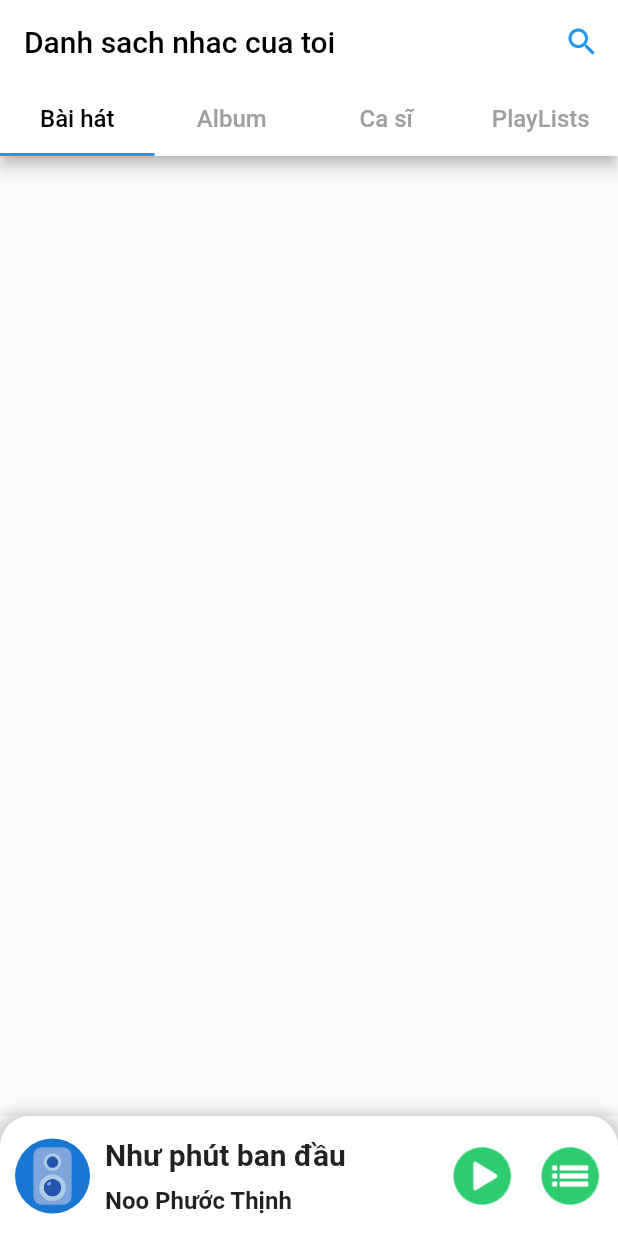
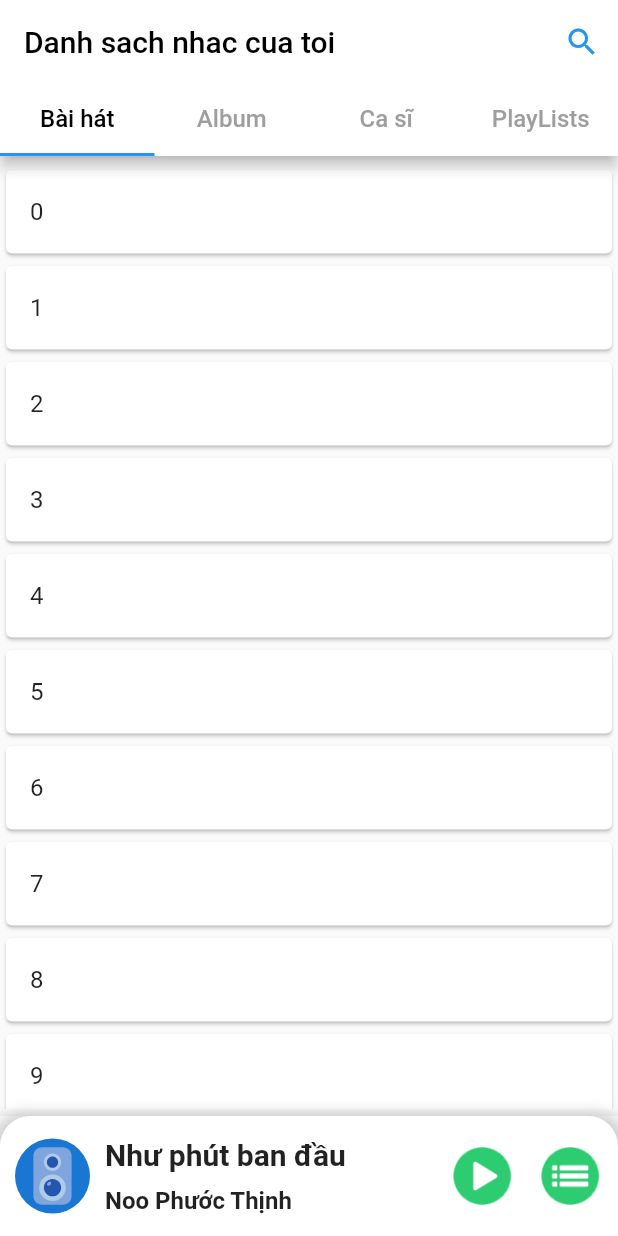
Before and after one commit to truong09/MUSIC_APP_TW_2021, a Flutter app: the screen it shows after launch, on a phone screen of 412 x 824 dp. Run offline on Flutter 3.47's test engine with Material 2 defaults, Android fonts, the phone set to English and light mode, and no system bars; our stand-ins replace lottie.

Commit message:
d_layout_play_song

```diff
--- a/music_project_team_2021_app/lib/main.dart
+++ b/music_project_team_2021_app/lib/main.dart
@@ -4,3 +4,5 @@ import 'package:music_project_team_2021_app/app.dart';
 void main() {
   runApp(MyApp());
 }
+
+/// báo cáo chi tiết công việc, nộp bản cứng, slide thuyết trình
--- a/music_project_team_2021_app/lib/src/page/home.dart
+++ b/music_project_team_2021_app/lib/src/page/home.dart
@@ -1,5 +1,7 @@
 import 'package:flutter/material.dart';
-import 'package:music_project_team_2021_app/src/model/music_file.dart';
+import 'package:music_project_team_2021_app/src/model/song_model.dart';
+
+import 'package:music_project_team_2021_app/src/widgets/list_song.dart';
 import 'package:music_project_team_2021_app/src/widgets/m_bottom_tab_bar.dart';
 
 class MyHomePage extends StatefulWidget {
@@ -76,7 +78,7 @@ class _MyHomePageState extends State<MyHomePage> {
         bottomNavigationBar: MBottomTabBar(song: song),
         body: Stack(children: [
           TabBarView(
-              children: [Container(), Container(), Container(), Container()]),
+              children: [ListSong(), Container(), Container(), Container()]),
         ]),
       ),
     );
--- /dev/null
+++ b/music_project_team_2021_app/lib/src/widgets/list_song.dart
@@ -0,0 +1,25 @@
+import 'package:flutter/material.dart';
+
+class ListSong extends StatefulWidget {
+  @override
+  _ListSongState createState() => _ListSongState();
+}
+
+class _ListSongState extends State<ListSong> {
+  @override
+  Widget build(BuildContext context) {
+    return Container(
+      margin: EdgeInsets.fromLTRB(0, 5, 0, 5),
+      child: ListView.builder(
+        itemCount: 20,
+        itemBuilder: (context, index) {
+          return Card(
+            child: ListTile(
+              title: Text(index.toString()),
+            ),
+          );
+        },
+      ),
+    );
+  }
+}
--- a/music_project_team_2021_app/lib/src/widgets/m_bottom_tab_bar.dart
+++ b/music_project_team_2021_app/lib/src/widgets/m_bottom_tab_bar.dart
@@ -1,14 +1,14 @@
 import 'package:flutter/material.dart';
 import 'package:lottie/lottie.dart';
 import 'package:music_project_team_2021_app/src/constants/PageRouteAnimation.dart';
-import 'package:music_project_team_2021_app/src/model/music_file.dart';
+
+import 'package:music_project_team_2021_app/src/model/song_model.dart';
 import 'package:music_project_team_2021_app/src/page/play_home.dart';
 
 // ignore: must_be_immutable
 class MBottomTabBar extends StatelessWidget {
   Song song;
   MBottomTabBar({this.song});
-
   @override
   Widget build(BuildContext context) {
     return BottomAppBar(
```
Also changed, not shown: music_project_team_2021_app/lib/src/page/play_home.dart (+121 -1 lines), music_project_team_2021_app/assets/icons/clock.png (added), music_project_team_2021_app/assets/icons/list_play.png (added), music_project_team_2021_app/assets/icons/loop_one.png (added), music_project_team_2021_app/assets/icons/none_repeat.png (added), music_project_team_2021_app/assets/icons/repeat.png (added), music_project_team_2021_app/lib/src/model/song_model.dart (renamed from music_project_team_2021_app/lib/src/model/music_file.dart), 1 other file.
